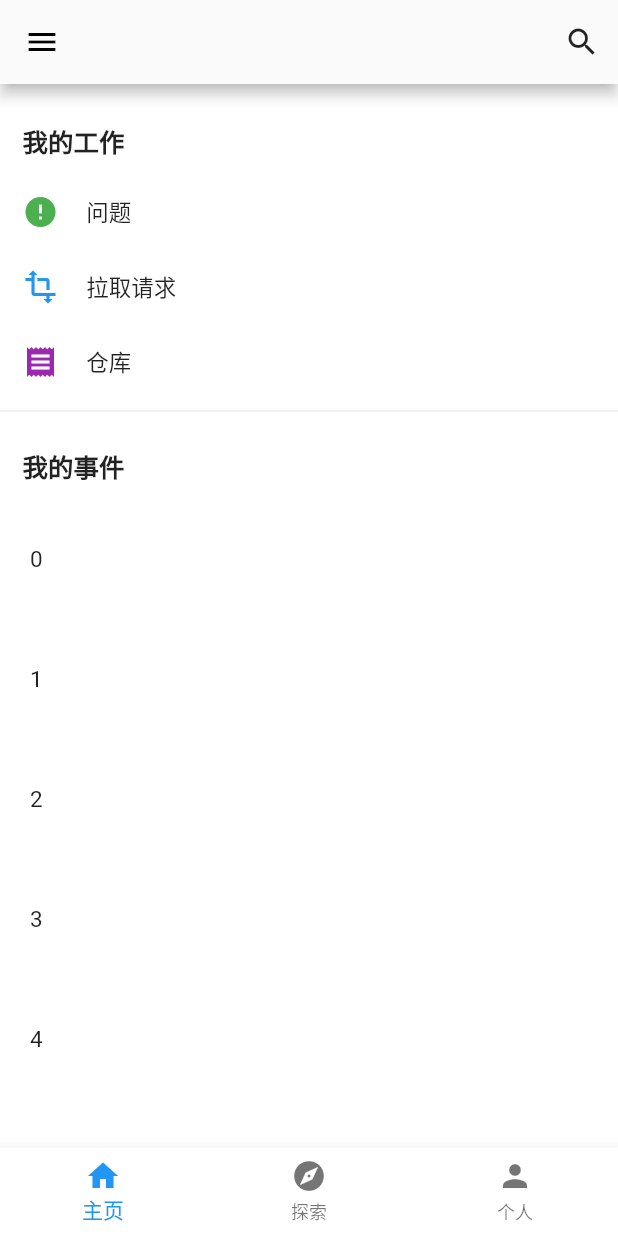
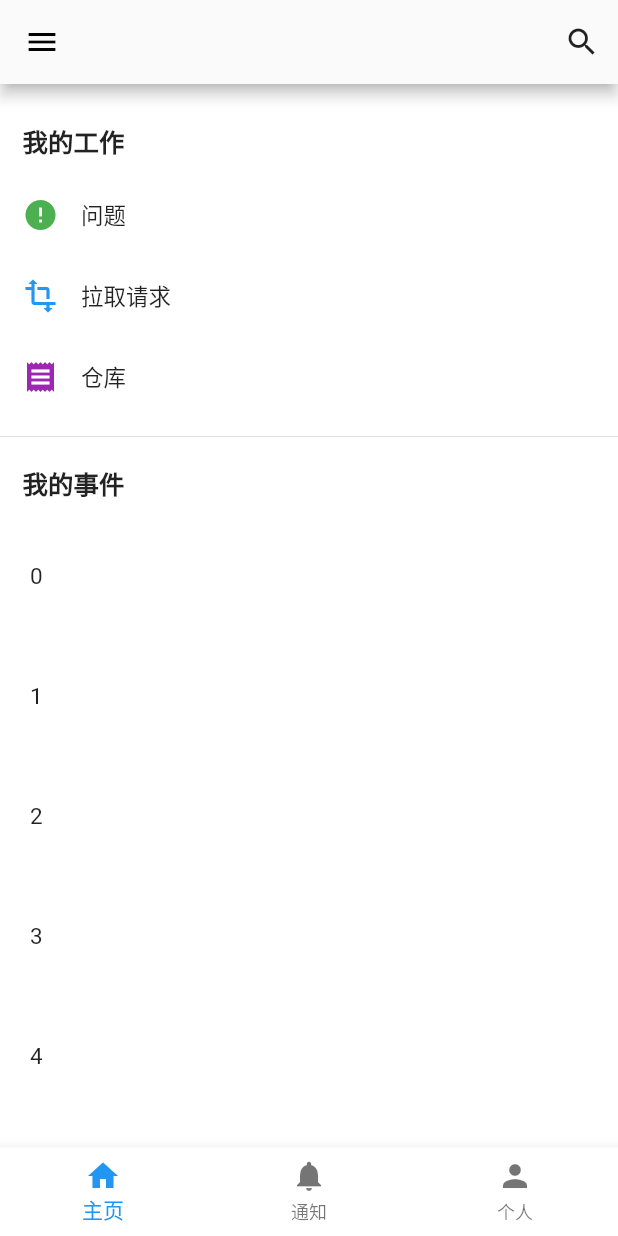
Before and after one commit to rain9155/flutter_github_app, a Flutter app: the MainRoute screen opened by its route, on a phone screen of 412 x 824 dp. Run offline on Flutter 3.47's test engine with Material 2 defaults, Android fonts, the phone set to English and light mode, and no system bars; our stand-ins replace bloc, dio, flutter_bloc, fluttertoast, shared_preferences, webview_flutter; accounts and stored records are empty; generated files the repository leaves out were written again; network calls fail.

Commit message:
添加个人主页UI

```diff
--- a/lib/app.dart
+++ b/lib/app.dart
@@ -3,6 +3,7 @@ import 'package:flutter_bloc/flutter_bloc.dart';
 import 'package:flutter_github_app/blocs/authentication_bloc.dart';
 import 'package:flutter_github_app/cubits/locale_cubit.dart';
 import 'package:flutter_github_app/cubits/theme_cubit.dart';
+import 'package:flutter_github_app/routes/repo_route.dart';
 import 'package:flutter_github_app/utils/log_util.dart';
 import 'package:flutter_localizations/flutter_localizations.dart';
 import 'l10n/app_localizations.dart';
@@ -70,7 +71,8 @@ class MyApp extends StatelessWidget {
         SplashRoute.name: (context) => SplashRoute.route(),
         LoginRoute.name: (context) => LoginRoute.route(),
         WebViewRoute.name: (context) => WebViewRoute.route(),
-        MainRoute.name: (context) => MainRoute.route()
+        MainRoute.name: (context) => MainRoute.route(),
+        RepoRoute.name: (context) => RepoRoute.route()
       },
       /// 应用主体
       home: BlocBuilder<AuthenticationBloc, AuthenticationState>(
--- a/lib/routes/login_route.dart
+++ b/lib/routes/login_route.dart
@@ -27,7 +27,7 @@ class LoginRoute extends StatelessWidget{
           mainAxisSize: MainAxisSize.min,
           children: [
             Image.asset(
-              ImageUtil.getBrandAssetsPath(),
+              ImageUtil.getBrandImgPath(),
               width: 100,
               height: 100,
             ),
--- a/lib/routes/main_route.dart
+++ b/lib/routes/main_route.dart
@@ -2,8 +2,12 @@ import 'package:flutter/material.dart';
 import 'package:flutter_bloc/flutter_bloc.dart';
 import 'package:flutter_github_app/blocs/authentication_bloc.dart';
 import 'package:flutter_github_app/l10n/app_localizations.dart';
+import 'package:flutter_github_app/routes/pages/notification_page.dart';
+import 'package:flutter_github_app/routes/pages/profile_page.dart';
 import 'package:flutter_github_app/utils/image_util.dart';
 import 'package:flutter_github_app/routes/pages/home_page.dart';
+import 'package:flutter_github_app/utils/toast_util.dart';
+import 'package:fluttertoast/fluttertoast.dart';
 
 class MainRoute extends StatefulWidget{
 
@@ -60,15 +64,20 @@ class _MainRouteState extends State<MainRoute> {
   }
 
   Widget _buildDrawer() {
-    return Drawer(
-      child: Builder(
+    return Builder(
       builder: (context){
-          return ListView(
+        return MediaQuery.removePadding(
+          context: context,
+          removeTop: true,
+          child: Drawer(
+              child: ListView(
                 padding: EdgeInsets.zero,
                 children: [
                   DrawerHeader(
+                      padding: EdgeInsets.zero,
                       child: Image.asset(
-                      ImageUtil.getBrandAssetsPath()
+                        ImageUtil.getDefaultImgPath(),
+                        fit: BoxFit.cover,
                       )
                   ),
                   ListTile(
@@ -98,29 +107,43 @@ class _MainRouteState extends State<MainRoute> {
                     },
                   ),
                 ],
+              )
+          )
         );
       },
-      ),
     );
   }
 
+  static DateTime _lastDataTime;
+
   Widget _buildBody() {
-    return PageView(
+    return Builder(
+      builder: (context){
+        return WillPopScope(
+          onWillPop: () async{
+            if(_lastDataTime == null || DateTime.now().difference(_lastDataTime) > Duration(seconds: 2)){
+              _lastDataTime = DateTime.now();
+              ToastUtil.showToast(AppLocalizations.of(context).exitAppTips);
+              return false;
+            }
+            return true;
+          },
+          child: PageView(
             children: [
               HomePage(),
-        Center(
-          child: Text('探索·'),
-        ),
-        Center(
-          child: Text('个人'),
-        ),
+              NotificationPage(),
+              ProfilePage()
             ],
+            physics: NeverScrollableScrollPhysics(),
             controller: _pageController,
             onPageChanged: (index){
               setState(() {
                 _curIndex = index;
               });
             },
+          ),
+        );
+      }
     );
   }
 
@@ -128,22 +151,22 @@ class _MainRouteState extends State<MainRoute> {
     return Builder(
       builder: (context){
         return BottomNavigationBar(
+          currentIndex: _curIndex,
+          selectedItemColor: Theme.of(context).accentColor,
           items: [
             BottomNavigationBarItem(
                 icon: Icon(Icons.home),
                 label: AppLocalizations.of(context).home
             ),
             BottomNavigationBarItem(
-                icon: Icon(Icons.explore),
-                label: AppLocalizations.of(context).explore
+                icon: Icon(Icons.notifications),
+                label: AppLocalizations.of(context).notifications
             ),
             BottomNavigationBarItem(
                 icon: Icon(Icons.person),
                 label: AppLocalizations.of(context).profile
             )
           ],
-          currentIndex: _curIndex,
-          selectedItemColor: Theme.of(context).accentColor,
           onTap: (index){
             _curIndex = index;
             _pageController?.jumpToPage(index);
--- a/lib/routes/pages/home_page.dart
+++ b/lib/routes/pages/home_page.dart
@@ -2,17 +2,11 @@
 import 'package:flutter/material.dart';
 import 'package:flutter/rendering.dart';
 import 'package:flutter_github_app/l10n/app_localizations.dart';
+import 'package:flutter_github_app/routes/repo_route.dart';
 import 'package:flutter_github_app/widgets/custom_scroll_config.dart';
 import 'package:flutter_github_app/widgets/tight_list_tile.dart';
 
-class HomePage extends StatefulWidget{
-
-  @override
-  State createState() => _HomePageState();
-
-}
-
-class _HomePageState extends State<HomePage>{
+class HomePage extends StatelessWidget{
 
   @override
   Widget build(BuildContext context) {
@@ -21,20 +15,19 @@ class _HomePageState extends State<HomePage>{
           child: CustomScrollView(
             physics: AlwaysScrollableScrollPhysics(),
             slivers: [
-            _buildSliver(Container(
-              margin: EdgeInsets.only(top: 15),
-              padding: EdgeInsets.symmetric(horizontal: 15, vertical: 10),
+              SliverList(
+                  delegate: SliverChildListDelegate([
+                    Container(
+                      margin: EdgeInsets.only(bottom: 10, top: 25),
+                      padding: EdgeInsets.symmetric(horizontal: 15),
                       alignment: Alignment.centerLeft,
                       child: Text(
                         AppLocalizations.of(context).myWork,
                         style: Theme.of(context).textTheme.subtitle1.copyWith(fontWeight: FontWeight.w600),
                       ),
-            )),
-            SliverFixedExtentList(
-                itemExtent: 50,
-                delegate: SliverChildListDelegate([
+                    ),
                     TightListTile(
-                    padding: EdgeInsets.symmetric(horizontal: 15),
+                      padding: EdgeInsets.symmetric(horizontal: 15, vertical: 15),
                       leading: Icon(
                           Icons.error,
                           color: Colors.green
@@ -45,7 +38,7 @@ class _HomePageState extends State<HomePage>{
                       },
                     ),
                     TightListTile(
-                    padding: EdgeInsets.symmetric(horizontal: 15),
+                      padding: EdgeInsets.symmetric(horizontal: 15, vertical: 15),
                       leading: Icon(
                         Icons.transform,
                         color: Colors.blue,
@@ -56,32 +49,36 @@ class _HomePageState extends State<HomePage>{
                       },
                     ),
                     TightListTile(
-                    padding: EdgeInsets.symmetric(horizontal: 15),
+                      padding: EdgeInsets.symmetric(horizontal: 15, vertical: 15),
                       leading: Icon(
                         Icons.receipt,
                         color: Colors.purple,
                       ),
                       title: Text(AppLocalizations.of(context).repos),
                       onTap: (){
-
+                        Navigator.of(context).pushNamed(RepoRoute.name);
                       },
                     ),
+                    Container(
+                      margin: EdgeInsets.only(top: 5),
+                      child: Divider(),
+                    )
                   ])
               ),
-            _buildSliver(Divider()),
-            _buildSliver(Container(
-              margin: EdgeInsets.only(top: 6),
-              padding: EdgeInsets.symmetric(horizontal: 15, vertical: 10),
+              SliverToBoxAdapter(
+                child: Container(
+                  margin: EdgeInsets.symmetric(vertical: 10),
+                  padding: EdgeInsets.symmetric(horizontal: 15),
                   alignment: Alignment.centerLeft,
                   child: Text(
                     AppLocalizations.of(context).myEvent,
                     style: Theme.of(context).textTheme.subtitle1.copyWith(fontWeight: FontWeight.w600),
                   ),
-            )),
+                )
+              ),
               SliverFixedExtentList(
                 itemExtent: 80,
-              delegate: SliverChildBuilderDelegate(
-                (context, index){
+                delegate: SliverChildBuilderDelegate((context, index){
                   return InkWell(
                     child: Container(
                       padding: EdgeInsets.symmetric(horizontal: 20),
@@ -92,8 +89,7 @@ class _HomePageState extends State<HomePage>{
 
                     },
                   );
-                },
-              )
+                })
               )
             ],
           ),
@@ -104,9 +100,4 @@ class _HomePageState extends State<HomePage>{
     );
   }
 
-  Widget _buildSliver(Widget child){
-    return SliverToBoxAdapter(
-      child: child,
-    );
 }
-}
--- a/lib/routes/splash_route.dart
+++ b/lib/routes/splash_route.dart
@@ -33,7 +33,7 @@ class _SplashRouteState extends State<SplashRoute> {
     return Scaffold(
       body: Center(
         child: Image.asset(
-          ImageUtil.getBrandAssetsPath(),
+          ImageUtil.getBrandImgPath(),
           frameBuilder: (context, child, frame, _){
             if(frame == null){
               return Container();
--- a/lib/routes/webview_route.dart
+++ b/lib/routes/webview_route.dart
@@ -154,6 +154,9 @@ class _WebViewRouteState extends State<WebViewRoute>{
                 });
               }
             },
+            onWebResourceError: (error){
+              LogUtil.printString(WebViewRoute.tag, 'onWebResourceError: code = ${error.errorCode}, des = ${error.description}, url = ${error.failingUrl}');
+            },
           ),
           Builder(
             builder: (context){
--- a/lib/utils/image_util.dart
+++ b/lib/utils/image_util.dart
@@ -1,8 +1,11 @@
 
 class ImageUtil{
 
-  static String getBrandAssetsPath(){
+  static String getBrandImgPath(){
     return "assets/images/github.png";
   }
 
+  static String getDefaultImgPath(){
+    return "assets/images/girl.png";
+  }
 }
--- a/lib/widgets/tight_list_tile.dart
+++ b/lib/widgets/tight_list_tile.dart
@@ -8,7 +8,8 @@ class TightListTile extends StatelessWidget{
     this.leading,
     this.title,
     this.trailing,
-    this.padding,
+    this.padding = EdgeInsets.zero,
+    this.gap = 15,
     this.onTap
   });
 
@@ -22,6 +23,8 @@ class TightListTile extends StatelessWidget{
 
   final EdgeInsetsGeometry padding;
 
+  final double gap;
+
   @override
   Widget build(BuildContext context) {
     return InkWell(
@@ -30,21 +33,21 @@ class TightListTile extends StatelessWidget{
         padding: padding,
         child: Row(
           children: [
-            leading == null ? Container() : Expanded(
+            Expanded(
               child: Align(
-                child: leading,
+                child: Row(
+                  mainAxisSize: MainAxisSize.min,
+                  children: [
+                    leading == null ? SizedBox() : leading,
+                    SizedBox(width: title == null ? 0 : gap),
+                    title == null ? SizedBox() : title
+                  ],
+                ),
                 alignment: Alignment.centerLeft,
               ),
               flex: 1
             ),
-            title == null ? Container() : Expanded(
-              child: Align(
-                child: title,
-                alignment: Alignment.centerLeft,
-              ),
-              flex: 8
-            ),
-            trailing == null ? Container() : trailing,
+            trailing == null ? SizedBox() : trailing,
           ],
         ),
       ),
```
Also changed, not shown: lib/l10n/app_strings.dart (+70 -0 lines), lib/routes/pages/notification_page.dart (added, +38 -0 lines), lib/routes/pages/profile_page.dart (added, +261 -0 lines), lib/routes/repo_route.dart (added, +50 -0 lines), lib/utils/common_util.dart (+12 -0 lines), assets/images/girl.png (added), lib/routes/pages/explore_page.dart (deleted), pubspec.lock. Lines whose indentation alone changed are shown as unchanged.
